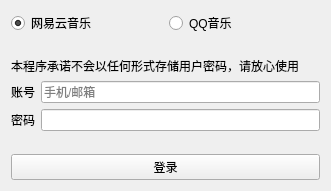
The window that logindialog.ui (iwxyi/NeveMusic) describes before a commit, drawn with Qt 5.
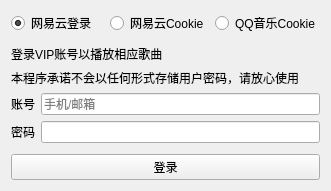
The same window after the commit. The open tabs and pages were chosen to show the change.

Commit message: 支持网易云音乐登录；自动清理七天前的歌曲

```diff
--- a/logindialog.ui
+++ b/logindialog.ui
@@ -19,7 +19,7 @@
      <item>
       <widget class="QRadioButton" name="neteaseRadio">
        <property name="text">
-        <string>网易云音乐</string>
+        <string>网易云登录</string>
        </property>
        <property name="checked">
         <bool>true</bool>
@@ -27,12 +27,19 @@
       </widget>
      </item>
      <item>
-      <widget class="QRadioButton" name="qqmusicRadio">
+      <widget class="QRadioButton" name="neteaseCookieRadio">
+       <property name="text">
+        <string>网易云Cookie</string>
+       </property>
+      </widget>
+     </item>
+     <item>
+      <widget class="QRadioButton" name="qqmusicCookieRadio">
        <property name="enabled">
         <bool>true</bool>
        </property>
        <property name="text">
-        <string>QQ音乐</string>
+        <string>QQ音乐Cookie</string>
        </property>
       </widget>
      </item>
@@ -70,8 +77,18 @@
          </property>
         </spacer>
        </item>
+       <item>
+        <widget class="QLabel" name="label_5">
+         <property name="text">
+          <string>登录VIP账号以播放相应歌曲</string>
+         </property>
+        </widget>
+       </item>
        <item>
         <widget class="QLabel" name="label_4">
+         <property name="styleSheet">
+          <string notr="true"/>
+         </property>
          <property name="text">
           <string>本程序承诺不会以任何形式存储用户密码，请放心使用</string>
          </property>
```
Left out of the diff: 6 changed lines with no effect on the pictures. The commit also changes 4 other files.
